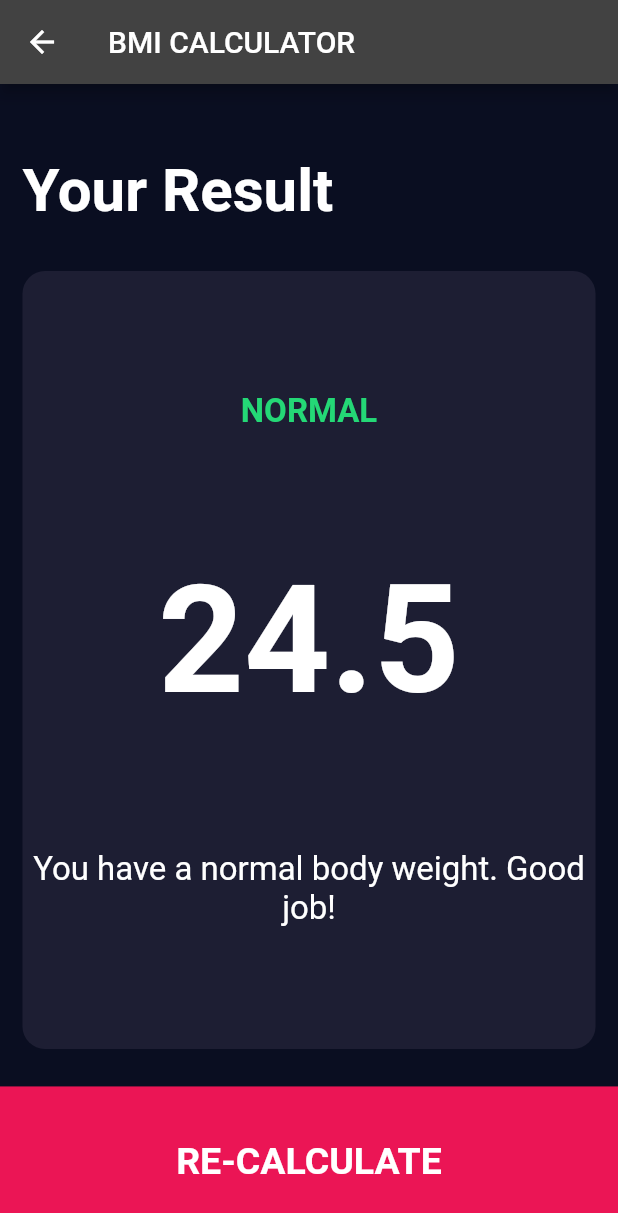
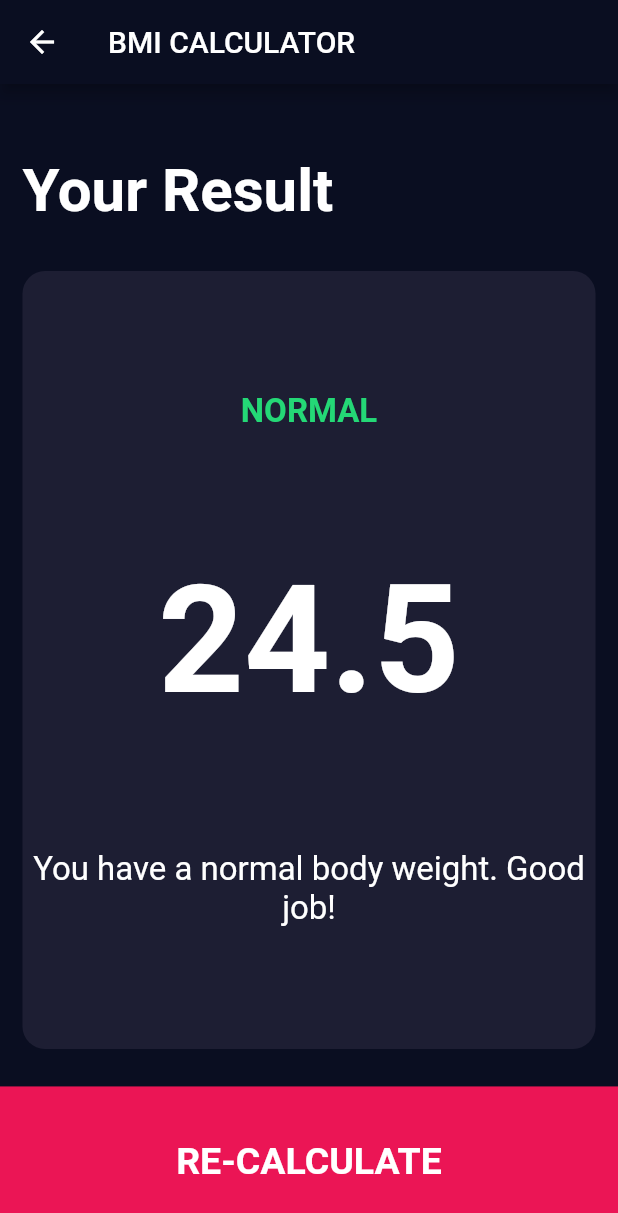
Before and after one commit to AliE99/bmi-calculator, a Flutter app: the screen it shows after launch, after a tap on "CALCULATE", on a phone screen of 412 x 824 dp. Shown: the top 1213 px of the screen. Run offline on Flutter 3.47's test engine with Material 2 defaults, Android fonts, the phone set to English and light mode, and no system bars; our stand-ins replace font_awesome_flutter.

```diff
--- a/lib/screens/input_page.dart
+++ b/lib/screens/input_page.dart
@@ -1,5 +1,6 @@
 import 'package:bmi_calculator/screens/results_page.dart';
 import 'package:flutter/material.dart';
+import 'package:flutter/services.dart';
 import 'package:font_awesome_flutter/font_awesome_flutter.dart';
 
 import '../calculator_brain.dart';
@@ -29,7 +30,8 @@ class _InputPageState extends State<InputPage> {
   Widget build(BuildContext context) {
     return Scaffold(
         appBar: AppBar(
-          brightness: Brightness.dark,
+          systemOverlayStyle: SystemUiOverlayStyle.light,
+          backgroundColor: Color(0xFF0A0E21),
           title: Center(
             child: Text('BMI CALCULATOR'),
           ),
--- a/lib/screens/results_page.dart
+++ b/lib/screens/results_page.dart
@@ -1,5 +1,6 @@
 import 'package:bmi_calculator/constants.dart';
 import 'package:flutter/material.dart';
+import 'package:flutter/services.dart';
 
 import '../components/bottom_button.dart';
 import '../components/reusable_card.dart';
@@ -18,6 +19,8 @@ class ResultsPage extends StatelessWidget {
   Widget build(BuildContext context) {
     return Scaffold(
         appBar: AppBar(
+          systemOverlayStyle: SystemUiOverlayStyle.light,
+          backgroundColor: Color(0xFF0A0E21),
           title: Text('BMI CALCULATOR'),
         ),
         body: Column(
```
Also changed, not shown: input.jpg (added), pubspec.lock, result.jpg (added), 1 other file.
